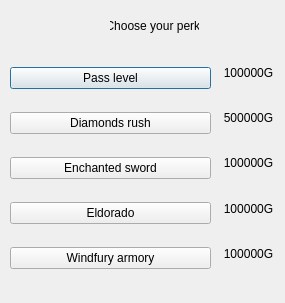
Above: courses/prog_base_3/dungeonOfDragons/perksui.ui from Tayum/KPI-Courses before the change. Below: the same form after it.
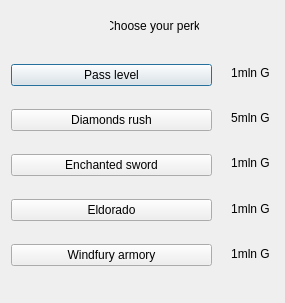
That is the form after the change.

Patch:
```diff
--- a/courses/prog_base_3/dungeonOfDragons/perksui.ui
+++ b/courses/prog_base_3/dungeonOfDragons/perksui.ui
@@ -29,11 +29,11 @@
     <set>Qt::AlignCenter</set>
    </property>
   </widget>
-  <widget class="QWidget" name="layoutWidget">
+  <widget class="QWidget" name="">
    <property name="geometry">
     <rect>
-     <x>10</x>
-     <y>50</y>
+     <x>11</x>
+     <y>47</y>
      <width>201</width>
      <height>241</height>
     </rect>
@@ -79,7 +79,7 @@
   <widget class="QWidget" name="">
    <property name="geometry">
     <rect>
-     <x>218</x>
+     <x>220</x>
      <y>50</y>
      <width>61</width>
      <height>241</height>
@@ -95,7 +95,7 @@
     <item>
      <widget class="QLabel" name="passLvlCost_lbl">
       <property name="text">
-       <string>100000G</string>
+       <string>1mln G</string>
       </property>
       <property name="alignment">
        <set>Qt::AlignCenter</set>
@@ -105,7 +105,7 @@
     <item>
      <widget class="QLabel" name="dmndsRushCost_lbl">
       <property name="text">
-       <string>500000G</string>
+       <string>5mln G</string>
       </property>
       <property name="alignment">
        <set>Qt::AlignCenter</set>
@@ -115,7 +115,7 @@
     <item>
      <widget class="QLabel" name="label_4">
       <property name="text">
-       <string>100000G</string>
+       <string>1mln G</string>
       </property>
       <property name="alignment">
        <set>Qt::AlignCenter</set>
@@ -125,7 +125,7 @@
     <item>
      <widget class="QLabel" name="label_5">
       <property name="text">
-       <string>100000G</string>
+       <string>1mln G</string>
       </property>
       <property name="alignment">
        <set>Qt::AlignCenter</set>
@@ -135,7 +135,7 @@
     <item>
      <widget class="QLabel" name="label_6">
       <property name="text">
-       <string>100000G</string>
+       <string>1mln G</string>
       </property>
       <property name="alignment">
        <set>Qt::AlignCenter</set>
```
Left out of the diff: 8 changed lines with no effect on the pictures.
